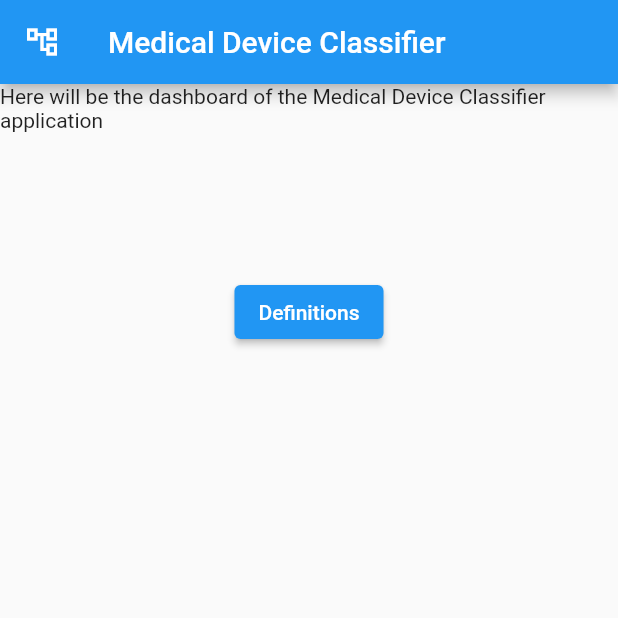
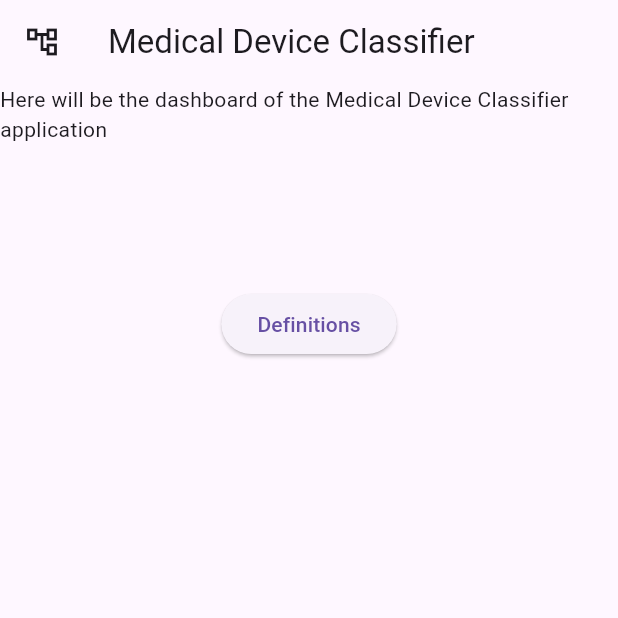
Before and after one commit to Strasbourg-Flutter-Meetup/medical-device-classifier, a Flutter app: the screen it shows after launch, on a phone screen of 412 x 824 dp, the top half of it. Run offline on Flutter 3.47's test engine with Material 2 defaults, Android fonts, the light colour scheme and no system bars; our stand-ins replace adaptive_theme, go_router; generated files the repository leaves out were written again.

Commit message:
feat: light and dark themes can be used now (#7)
Depending on the systems setting the application is using
the default light or dark theme.

Co-authored-by: Walnut IT <daniel.krentzlin@walnut-it.com>

```diff
--- a/lib/medical_device_classifier.dart
+++ b/lib/medical_device_classifier.dart
@@ -7,6 +7,7 @@
 // ID: 20231006105422
 // 06.10.2023 10:54
 
+import 'package:adaptive_theme/adaptive_theme.dart';
 import 'package:flutter/material.dart';
 import 'package:flutter_gen/gen_l10n/app_localizations.dart';
 import 'package:medical_device_classifier/routing/go_router_configuration.dart';
@@ -15,10 +16,17 @@ class MedicalDeviceClassifier extends StatelessWidget {
   const MedicalDeviceClassifier({super.key});
 
   @override
-  Widget build(BuildContext context) => MaterialApp.router(
-        title: 'Medical Device Classifier',
-        localizationsDelegates: AppLocalizations.localizationsDelegates,
-        supportedLocales: AppLocalizations.supportedLocales,
-        routerConfig: goRouterConfiguration,
+  Widget build(BuildContext context) => AdaptiveTheme(
+        light: ThemeData.light(useMaterial3: true),
+        dark: ThemeData.dark(useMaterial3: true),
+        initial: AdaptiveThemeMode.system,
+        builder: (ThemeData light, ThemeData dark) => MaterialApp.router(
+          title: 'Medical Device Classifier',
+          localizationsDelegates: AppLocalizations.localizationsDelegates,
+          supportedLocales: AppLocalizations.supportedLocales,
+          routerConfig: goRouterConfiguration,
+          theme: light,
+          darkTheme: dark,
+        ),
       );
 }
--- a/pubspec.yaml
+++ b/pubspec.yaml
@@ -28,6 +28,8 @@ environment:
 # the latest version available on pub.dev. To see which dependencies have newer
 # versions available, run `flutter pub outdated`.
 dependencies:
+  adaptive_theme: ^3.4.1
+  cupertino_icons: ^1.0.6
   equatable: ^2.0.5
   flutter:
     sdk: flutter
@@ -36,10 +38,10 @@ dependencies:
   flutter_bloc: ^8.1.3
   flutter_localizations:
     sdk: flutter
-  cupertino_icons: ^1.0.6
+  get_it: ^7.6.4
   go_router: ^11.1.3
-  get_it: ^7.6.4
   intl: ^0.18.1
+
 
 
 dev_dependencies:
```
Also changed, not shown: pubspec.lock.
